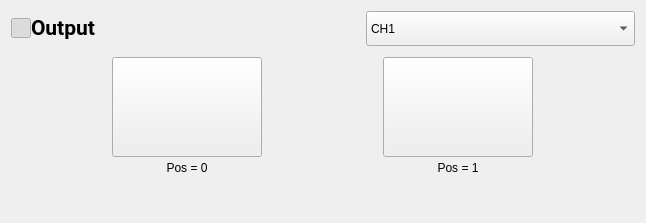
Above: tas7061rf/widgets/wgContentOsp230/wgContentOsp230.ui from DoND8xforce/tas7061 before the change. Below: the same form after it.
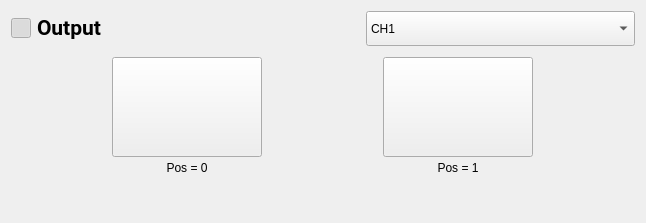
That is the form after the change. Icons and pictures are not drawn.

```diff
--- a/tas7061rf/widgets/wgContentOsp230/wgContentOsp230.ui
+++ b/tas7061rf/widgets/wgContentOsp230/wgContentOsp230.ui
@@ -25,7 +25,7 @@
      <item>
       <layout class="QHBoxLayout" name="horizontalLayout_14">
        <property name="spacing">
-        <number>0</number>
+        <number>6</number>
        </property>
        <item>
         <widget class="QPushButton" name="btnOutput">
```
